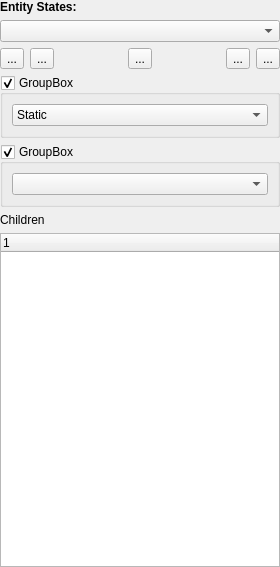
First picture: the form in DesignerTool/src/Entity/EntityWidget.ui, repository GameOverture/HarmonyEngine, before the edit.
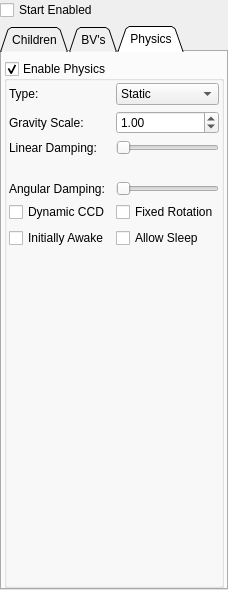
Second picture: the form after the edit. The open tabs and pages were chosen to show the change. Icons and pictures are not drawn.

Commit message: Work on entity widget

What changed in the file:
```diff
--- a/DesignerTool/src/Entity/EntityWidget.ui
+++ b/DesignerTool/src/Entity/EntityWidget.ui
@@ -6,8 +6,8 @@
    <rect>
     <x>0</x>
     <y>0</y>
-    <width>280</width>
-    <height>567</height>
+    <width>210</width>
+    <height>590</height>
    </rect>
   </property>
   <property name="windowTitle">
@@ -27,7 +27,36 @@
     <number>0</number>
    </property>
    <item>
-    <widget class="QLabel" name="label_4">
+    <widget class="QCheckBox" name="chkStartEnabled">
+     <property name="text">
+      <string>Start Enabled</string>
+     </property>
+    </widget>
+   </item>
+   <item>
+    <widget class="QTabWidget" name="tabWidget">
+     <property name="tabShape">
+      <enum>QTabWidget::Triangular</enum>
+     </property>
+     <property name="currentIndex">
+      <number>0</number>
+     </property>
+     <widget class="QWidget" name="tabPageChildren">
+      <attribute name="title">
+       <string>Children</string>
+      </attribute>
+      <layout class="QVBoxLayout" name="verticalLayout_2">
+       <property name="leftMargin">
+        <number>2</number>
+       </property>
+       <property name="rightMargin">
+        <number>2</number>
+       </property>
+       <property name="bottomMargin">
+        <number>0</number>
+       </property>
+       <item>
+        <widget class="QLabel" name="lblEntityStates">
      <property name="font">
       <font>
        <weight>75</weight>
@@ -35,7 +64,7 @@
       </font>
      </property>
      <property name="text">
-      <string>Entity States:</string>
+          <string>Children States:</string>
      </property>
     </widget>
    </item>
@@ -118,65 +147,242 @@
     </layout>
    </item>
    <item>
-    <widget class="QGroupBox" name="groupBox">
-     <property name="title">
-      <string>GroupBox</string>
-     </property>
-     <property name="checkable">
-      <bool>true</bool>
-     </property>
-     <layout class="QVBoxLayout" name="verticalLayout_2">
-      <item>
-       <widget class="QComboBox" name="comboBox">
-        <item>
-         <property name="text">
-          <string>Static</string>
-         </property>
-        </item>
-        <item>
-         <property name="text">
-          <string>Kinematic</string>
-         </property>
-        </item>
-        <item>
-         <property name="text">
-          <string>Dynamic</string>
-         </property>
-        </item>
-       </widget>
-      </item>
-     </layout>
-    </widget>
-   </item>
-   <item>
-    <widget class="QGroupBox" name="groupBox_2">
-     <property name="title">
-      <string>GroupBox</string>
-     </property>
-     <property name="checkable">
-      <bool>true</bool>
-     </property>
-     <layout class="QVBoxLayout" name="verticalLayout_3">
-      <item>
-       <widget class="QComboBox" name="comboBox_2"/>
-      </item>
-     </layout>
-    </widget>
-   </item>
-   <item>
-    <widget class="QLabel" name="label">
-     <property name="text">
-      <string>Children</string>
-     </property>
-    </widget>
-   </item>
-   <item>
+        <widget class="QSplitter" name="splitter">
+         <property name="orientation">
+          <enum>Qt::Vertical</enum>
+         </property>
     <widget class="QTreeWidget" name="childrenTree">
      <column>
       <property name="text">
        <string notr="true">1</string>
       </property>
      </column>
+         </widget>
+         <widget class="QStackedWidget" name="stackedWidget">
+          <property name="currentIndex">
+           <number>0</number>
+          </property>
+          <widget class="QWidget" name="page">
+           <layout class="QVBoxLayout" name="verticalLayout_6">
+            <item>
+             <widget class="QLabel" name="label">
+              <property name="text">
+               <string>No child selected</string>
+              </property>
+              <property name="alignment">
+               <set>Qt::AlignCenter</set>
+              </property>
+             </widget>
+            </item>
+           </layout>
+          </widget>
+          <widget class="QWidget" name="page_2"/>
+         </widget>
+        </widget>
+       </item>
+      </layout>
+     </widget>
+     <widget class="QWidget" name="tabPageBv">
+      <attribute name="title">
+       <string>BV's</string>
+      </attribute>
+      <layout class="QVBoxLayout" name="verticalLayout_4">
+       <property name="leftMargin">
+        <number>2</number>
+       </property>
+       <property name="topMargin">
+        <number>9</number>
+       </property>
+       <property name="rightMargin">
+        <number>2</number>
+       </property>
+       <property name="bottomMargin">
+        <number>0</number>
+       </property>
+       <item>
+        <widget class="QGroupBox" name="groupBox_2">
+         <property name="title">
+          <string>Bounding Volumes</string>
+         </property>
+         <property name="checkable">
+          <bool>true</bool>
+         </property>
+         <layout class="QVBoxLayout" name="verticalLayout_3">
+          <property name="leftMargin">
+           <number>2</number>
+          </property>
+          <property name="topMargin">
+           <number>2</number>
+          </property>
+          <property name="rightMargin">
+           <number>2</number>
+          </property>
+          <property name="bottomMargin">
+           <number>2</number>
+          </property>
+          <item>
+           <widget class="QComboBox" name="comboBox_2"/>
+          </item>
+         </layout>
+        </widget>
+       </item>
+      </layout>
+     </widget>
+     <widget class="QWidget" name="tabPagePhysics">
+      <attribute name="title">
+       <string>Physics</string>
+      </attribute>
+      <layout class="QVBoxLayout" name="verticalLayout_5">
+       <property name="leftMargin">
+        <number>2</number>
+       </property>
+       <property name="topMargin">
+        <number>9</number>
+       </property>
+       <property name="rightMargin">
+        <number>2</number>
+       </property>
+       <property name="bottomMargin">
+        <number>0</number>
+       </property>
+       <item>
+        <widget class="QGroupBox" name="grpPhysics">
+         <property name="title">
+          <string>Enable Physics</string>
+         </property>
+         <property name="checkable">
+          <bool>true</bool>
+         </property>
+         <layout class="QFormLayout" name="formLayout">
+          <property name="leftMargin">
+           <number>2</number>
+          </property>
+          <property name="topMargin">
+           <number>2</number>
+          </property>
+          <property name="rightMargin">
+           <number>2</number>
+          </property>
+          <property name="bottomMargin">
+           <number>2</number>
+          </property>
+          <item row="0" column="0">
+           <widget class="QLabel" name="label_2">
+            <property name="text">
+             <string>Type:</string>
+            </property>
+           </widget>
+          </item>
+          <item row="0" column="1">
+           <widget class="QComboBox" name="comboBox">
+            <item>
+             <property name="text">
+              <string>Static</string>
+             </property>
+            </item>
+            <item>
+             <property name="text">
+              <string>Kinematic</string>
+             </property>
+            </item>
+            <item>
+             <property name="text">
+              <string>Dynamic</string>
+             </property>
+            </item>
+           </widget>
+          </item>
+          <item row="3" column="0">
+           <widget class="QLabel" name="label_3">
+            <property name="text">
+             <string>Gravity Scale:</string>
+            </property>
+           </widget>
+          </item>
+          <item row="3" column="1">
+           <widget class="QDoubleSpinBox" name="doubleSpinBox">
+            <property name="singleStep">
+             <double>0.100000000000000</double>
+            </property>
+            <property name="value">
+             <double>1.000000000000000</double>
+            </property>
+           </widget>
+          </item>
+          <item row="6" column="0">
+           <widget class="QLabel" name="label_7">
+            <property name="text">
+             <string>Linear Damping:</string>
+            </property>
+           </widget>
+          </item>
+          <item row="6" column="1">
+           <widget class="QSlider" name="horizontalSlider_2">
+            <property name="maximum">
+             <number>100</number>
+            </property>
+            <property name="orientation">
+             <enum>Qt::Horizontal</enum>
+            </property>
+           </widget>
+          </item>
+          <item row="7" column="0">
+           <widget class="QLabel" name="label_6">
+            <property name="text">
+             <string/>
+            </property>
+           </widget>
+          </item>
+          <item row="8" column="0">
+           <widget class="QLabel" name="label_5">
+            <property name="text">
+             <string>Angular Damping:</string>
+            </property>
+           </widget>
+          </item>
+          <item row="8" column="1">
+           <widget class="QSlider" name="horizontalSlider">
+            <property name="maximum">
+             <number>100</number>
+            </property>
+            <property name="orientation">
+             <enum>Qt::Horizontal</enum>
+            </property>
+           </widget>
+          </item>
+          <item row="9" column="0">
+           <widget class="QCheckBox" name="chkDynamicCcd">
+            <property name="text">
+             <string>Dynamic CCD</string>
+            </property>
+           </widget>
+          </item>
+          <item row="9" column="1">
+           <widget class="QCheckBox" name="chkFixedRot">
+            <property name="text">
+             <string>Fixed Rotation</string>
+            </property>
+           </widget>
+          </item>
+          <item row="10" column="0">
+           <widget class="QCheckBox" name="chkInitiallyAwake">
+            <property name="text">
+             <string>Initially Awake</string>
+            </property>
+           </widget>
+          </item>
+          <item row="10" column="1">
+           <widget class="QCheckBox" name="chkAllowSleep">
+            <property name="text">
+             <string>Allow Sleep</string>
+            </property>
+           </widget>
+          </item>
+         </layout>
+        </widget>
+       </item>
+      </layout>
+     </widget>
     </widget>
    </item>
   </layout>
```
Lines whose indentation alone changed are shown as unchanged.
